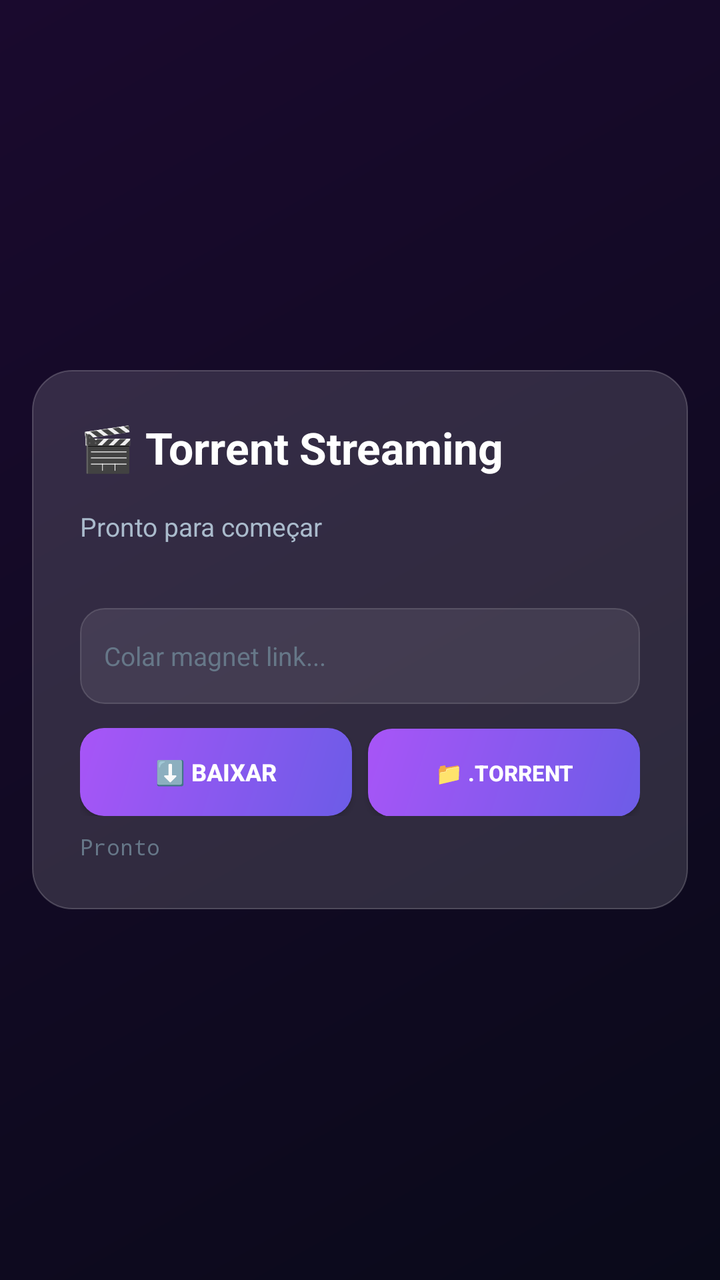
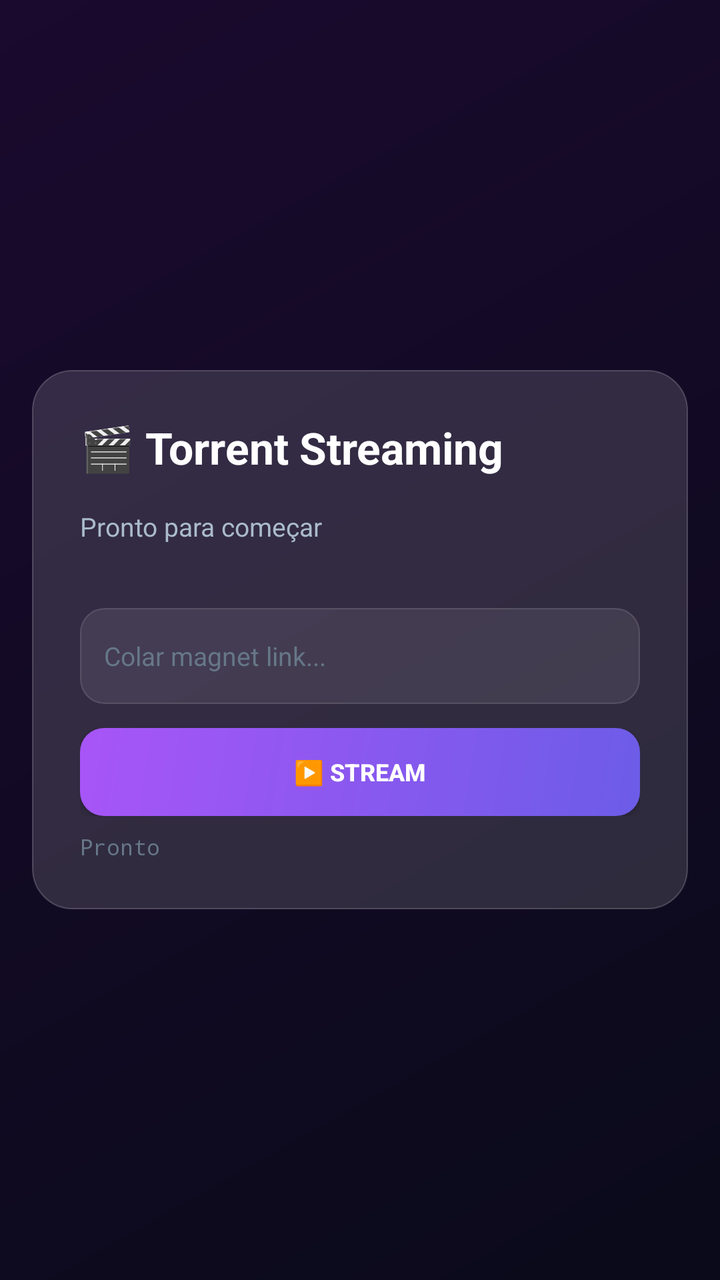

Screens rendered from an Android XML layout before and after an edit, with the pre-edit source and the edit as a unified diff.
<!-- AndroidManifest.xml: application theme AppTheme -->
<!-- res/layout/activity_main.xml -->
<?xml version="1.0" encoding="utf-8"?>
<FrameLayout xmlns:android="http://schemas.android.com/apk/res/android"
    xmlns:app="http://schemas.android.com/apk/res-auto"
    android:layout_width="match_parent"
    android:layout_height="match_parent"
    android:background="#0a0a0f">
    
    <View
        android:layout_width="match_parent"
        android:layout_height="match_parent"
        android:background="@drawable/bg_gradient" />
    
    <com.google.android.exoplayer2.ui.PlayerView
        android:id="@+id/player_view"
        android:layout_width="match_parent"
        android:layout_height="match_parent"
        android:visibility="gone"
        app:show_buffering="when_playing"
        app:use_controller="true"
        app:surface_type="texture_view"
        app:resize_mode="fit" />
    
    <LinearLayout
        android:id="@+id/glass_panel"
        android:layout_width="match_parent"
        android:layout_height="wrap_content"
        android:layout_gravity="center"
        android:orientation="vertical"
        android:padding="24dp"
        android:layout_margin="16dp"
        android:background="@drawable/glass_bg"
        android:elevation="8dp">
        
        <TextView
            android:id="@+id/title_text"
            android:layout_width="wrap_content"
            android:layout_height="wrap_content"
            android:text="@string/app_title"
            android:textColor="#fff"
            android:textSize="22sp"
            android:textStyle="bold"
            android:layout_marginBottom="16dp" />
        
        <TextView
            android:id="@+id/progress_text"
            android:layout_width="wrap_content"
            android:layout_height="wrap_content"
            android:text="@string/ready"
            android:textColor="#aabbcc"
            android:textSize="13sp"
            android:layout_marginBottom="16dp" />
        
        <ProgressBar
            android:id="@+id/buffer_bar"
            style="?android:attr/progressBarStyleHorizontal"
            android:layout_width="match_parent"
            android:layout_height="3dp"
            android:progressTint="@color/primary"
            android:progressBackgroundTint="#33ffffff"
            android:visibility="gone" />
        
        <EditText
            android:id="@+id/magnet_input"
            android:layout_width="match_parent"
            android:layout_height="48dp"
            android:layout_marginTop="16dp"
            android:background="@drawable/input_bg"
            android:hint="@string/magnet_hint"
            android:textColorHint="#667788"
            android:inputType="textMultiLine"
            android:padding="12dp"
            android:textColor="#fff"
            android:textSize="13sp" />
        
        <LinearLayout
            android:layout_width="match_parent"
            android:layout_height="wrap_content"
            android:orientation="horizontal"
            android:layout_marginTop="12dp">
            
            <Button
                android:id="@+id/btn_play"
                android:layout_width="0dp"
                android:layout_height="44dp"
                android:layout_weight="1"
                android:background="@drawable/btn_primary"
                android:text="@string/btn_download"
                android:textColor="#fff"
                android:textStyle="bold"
                android:textSize="12sp" />
            
            <Button
                android:id="@+id/btn_torrent_file"
                android:layout_width="0dp"
                android:layout_height="44dp"
                android:layout_weight="1"
                android:layout_marginStart="8dp"
                android:background="@drawable/btn_primary"
                android:text="@string/btn_torrent"
                android:textColor="#fff"
                android:textStyle="bold"
                android:textSize="11sp" />
            
            <Button
                android:id="@+id/btn_watch"
                android:layout_width="0dp"
                android:layout_height="44dp"
                android:layout_weight="1"
                android:layout_marginStart="8dp"
                android:background="@drawable/btn_success"
                android:text="@string/btn_watch"
                android:textColor="#fff"
                android:textStyle="bold"
                android:textSize="12sp"
                android:visibility="gone" />
            
            <Button
                android:id="@+id/btn_stop"
                android:layout_width="0dp"
                android:layout_height="44dp"
                android:layout_weight="1"
                android:layout_marginStart="8dp"
                android:background="@drawable/btn_danger"
                android:text="@string/btn_stop"
                android:textColor="#fff"
                android:textStyle="bold"
                android:textSize="12sp"
                android:visibility="gone" />
        </LinearLayout>
        
        <TextView
            android:id="@+id/status_text"
            android:layout_width="wrap_content"
            android:layout_height="wrap_content"
            android:layout_marginTop="8dp"
            android:text="@string/status_ready"
            android:textColor="#667788"
            android:textSize="11sp"
            android:fontFamily="monospace" />
    </LinearLayout>
    
    <FrameLayout
        android:id="@+id/loading_overlay"
        android:layout_width="wrap_content"
        android:layout_height="wrap_content"
        android:layout_gravity="center"
        android:visibility="gone">
        
        <ProgressBar
            android:id="@+id/spinner_bar"
            android:layout_width="32dp"
            android:layout_height="32dp"
            android:indeterminateTint="@color/primary" />
    </FrameLayout>
    
</FrameLayout>
<!-- resources referenced by this layout -->
<resources>
  <color name="primary">#6c5ce7</color>
  <!-- drawable bg_gradient (drawable) -->
  <?xml version="1.0" encoding="utf-8"?>
  <shape xmlns:android="http://schemas.android.com/apk/res/android">
      <gradient
          android:startColor="#0a0a1a"
          android:endColor="#1a0a2e"
          android:angle="135" />
  </shape>
  <!-- drawable btn_danger (drawable) -->
  <?xml version="1.0" encoding="utf-8"?>
  <shape xmlns:android="http://schemas.android.com/apk/res/android">
      <solid android:color="#33ffffff" />
      <corners android:radius="12dp" />
      <stroke android:width="0.5dp" android:color="#44ffffff" />
  </shape>
  <!-- drawable btn_primary (drawable) -->
  <?xml version="1.0" encoding="utf-8"?>
  <shape xmlns:android="http://schemas.android.com/apk/res/android">
      <gradient android:startColor="#6c5ce7" android:endColor="#a855f7" android:angle="135" />
      <corners android:radius="12dp" />
  </shape>
  <!-- drawable btn_success (drawable) -->
  <?xml version="1.0" encoding="utf-8"?>
  <shape xmlns:android="http://schemas.android.com/apk/res/android">
      <gradient android:startColor="#00b894" android:endColor="#00cec9" android:angle="135" />
      <corners android:radius="12dp" />
  </shape>
  <!-- drawable glass_bg (drawable) -->
  <?xml version="1.0" encoding="utf-8"?>
  <shape xmlns:android="http://schemas.android.com/apk/res/android">
      <solid android:color="#22ffffff" />
      <corners android:radius="20dp" />
      <stroke android:width="0.5dp" android:color="#33ffffff" />
  </shape>
  <!-- drawable input_bg (drawable) -->
  <?xml version="1.0" encoding="utf-8"?>
  <shape xmlns:android="http://schemas.android.com/apk/res/android">
      <solid android:color="#15ffffff" />
      <corners android:radius="12dp" />
      <stroke android:width="0.5dp" android:color="#25ffffff" />
  </shape>
  <string name="app_title">🎬 Torrent Streaming</string>
  <string name="btn_download">⬇️ BAIXAR</string>
  <string name="btn_stop">⏹️ PARAR</string>
  <string name="btn_torrent">📁 .TORRENT</string>
  <string name="btn_watch">▶️ ASSISTIR</string>
  <string name="magnet_hint">Colar magnet link...</string>
  <string name="ready">Pronto para começar</string>
  <string name="status_ready">Pronto</string>
  <style name="AppTheme" parent="Theme.AppCompat.NoActionBar">
          <item name="android:windowBackground">@color/background</item>
          <item name="android:statusBarColor">@color/background</item>
          <item name="android:navigationBarColor">@color/background</item>
          <item name="colorPrimary">@color/primary</item>
          <item name="colorPrimaryDark">@color/primary_dark</item>
          <item name="colorAccent">@color/accent</item>
      </style>
  <color name="background">#0a0a0f</color>
  <color name="primary_dark">#5a4bd1</color>
  <color name="accent">#00b894</color>
</resources>

<!-- the commit's change to res/layout/activity_main.xml (unified diff, before → after) -->
@@ -35,7 +35,7 @@
             android:id="@+id/title_text"
             android:layout_width="wrap_content"
             android:layout_height="wrap_content"
-            android:text="@string/app_title"
+            android:text="🎬 Torrent Streaming"
             android:textColor="#fff"
             android:textSize="22sp"
             android:textStyle="bold"
@@ -45,7 +45,7 @@
             android:id="@+id/progress_text"
             android:layout_width="wrap_content"
             android:layout_height="wrap_content"
-            android:text="@string/ready"
+            android:text="Pronto para começar"
             android:textColor="#aabbcc"
             android:textSize="13sp"
             android:layout_marginBottom="16dp" />
@@ -55,7 +55,7 @@
             style="?android:attr/progressBarStyleHorizontal"
             android:layout_width="match_parent"
             android:layout_height="3dp"
-            android:progressTint="@color/primary"
+            android:progressTint="#6c5ce7"
             android:progressBackgroundTint="#33ffffff"
             android:visibility="gone" />
         
@@ -65,7 +65,7 @@
             android:layout_height="48dp"
             android:layout_marginTop="16dp"
             android:background="@drawable/input_bg"
-            android:hint="@string/magnet_hint"
+            android:hint="Colar magnet link..."
             android:textColorHint="#667788"
             android:inputType="textMultiLine"
             android:padding="12dp"
@@ -84,22 +84,10 @@
                 android:layout_height="44dp"
                 android:layout_weight="1"
                 android:background="@drawable/btn_primary"
-                android:text="@string/btn_download"
+                android:text="▶️ STREAM"
                 android:textColor="#fff"
                 android:textStyle="bold"
                 android:textSize="12sp" />
-            
-            <Button
-                android:id="@+id/btn_torrent_file"
-                android:layout_width="0dp"
-                android:layout_height="44dp"
-                android:layout_weight="1"
-                android:layout_marginStart="8dp"
-                android:background="@drawable/btn_primary"
-                android:text="@string/btn_torrent"
-                android:textColor="#fff"
-                android:textStyle="bold"
-                android:textSize="11sp" />
             
             <Button
                 android:id="@+id/btn_watch"
@@ -108,7 +96,7 @@
                 android:layout_weight="1"
                 android:layout_marginStart="8dp"
                 android:background="@drawable/btn_success"
-                android:text="@string/btn_watch"
+                android:text="▶️ ASSISTIR"
                 android:textColor="#fff"
                 android:textStyle="bold"
                 android:textSize="12sp"
@@ -121,7 +109,7 @@
                 android:layout_weight="1"
                 android:layout_marginStart="8dp"
                 android:background="@drawable/btn_danger"
-                android:text="@string/btn_stop"
+                android:text="⏹️ PARAR"
                 android:textColor="#fff"
                 android:textStyle="bold"
                 android:textSize="12sp"
@@ -133,7 +121,7 @@
             android:layout_width="wrap_content"
             android:layout_height="wrap_content"
             android:layout_marginTop="8dp"
-            android:text="@string/status_ready"
+            android:text="Pronto"
             android:textColor="#667788"
             android:textSize="11sp"
             android:fontFamily="monospace" />
@@ -150,7 +138,7 @@
             android:id="@+id/spinner_bar"
             android:layout_width="32dp"
             android:layout_height="32dp"
-            android:indeterminateTint="@color/primary" />
+            android:indeterminateTint="#6c5ce7" />
     </FrameLayout>
     
 </FrameLayout>
<!-- resource entries referenced after the edit -->
@@ -42,14 +42,6 @@
       <corners android:radius="12dp" />
       <stroke android:width="0.5dp" android:color="#25ffffff" />
   </shape>
-  <string name="app_title">🎬 Torrent Streaming</string>
-  <string name="btn_download">⬇️ BAIXAR</string>
-  <string name="btn_stop">⏹️ PARAR</string>
-  <string name="btn_torrent">📁 .TORRENT</string>
-  <string name="btn_watch">▶️ ASSISTIR</string>
-  <string name="magnet_hint">Colar magnet link...</string>
-  <string name="ready">Pronto para começar</string>
-  <string name="status_ready">Pronto</string>
   <style name="AppTheme" parent="Theme.AppCompat.NoActionBar">
           <item name="android:windowBackground">@color/background</item>
           <item name="android:statusBarColor">@color/background</item>
